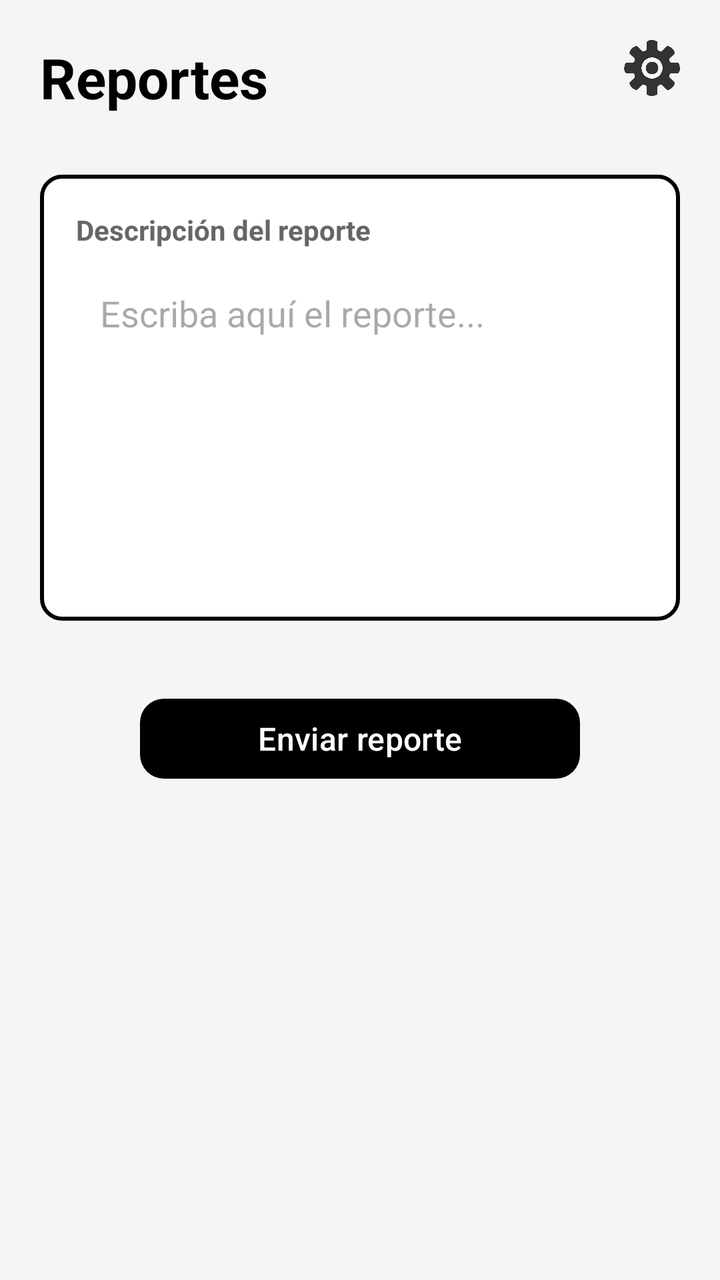
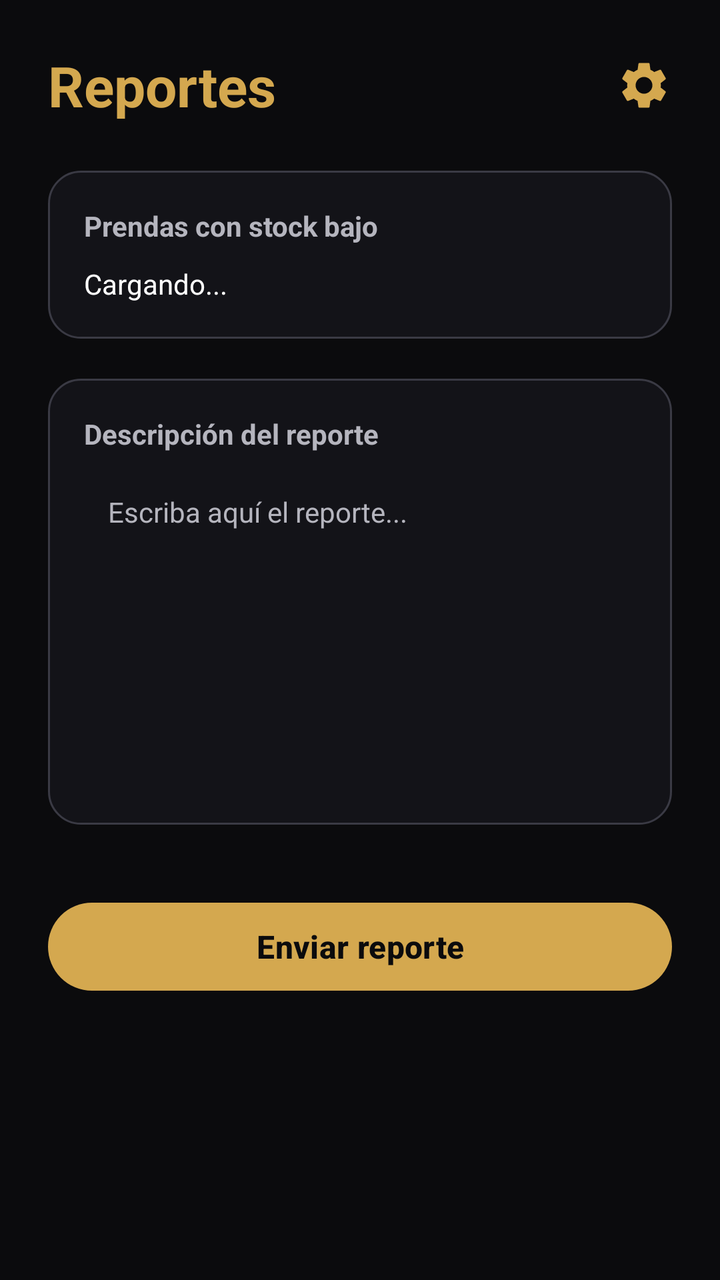

An Android layout rendered at two revisions. The XML below is the earlier revision; the diff shows what the commit changed to produce the second picture.
<!-- AndroidManifest.xml: application theme Theme.PryGrados -->
<!-- res/layout/reporte.xml -->
<?xml version="1.0" encoding="utf-8"?>
<ScrollView xmlns:android="http://schemas.android.com/apk/res/android"
    xmlns:app="http://schemas.android.com/apk/res-auto"
    android:layout_width="match_parent"
    android:layout_height="match_parent"
    android:background="#F5F5F5">

    <LinearLayout
        android:layout_width="match_parent"
        android:layout_height="wrap_content"
        android:orientation="vertical"
        android:padding="20dp">

        

        <RelativeLayout
            android:layout_width="match_parent"
            android:layout_height="wrap_content">

            <TextView
                android:id="@+id/txtTitulo"
                android:layout_width="wrap_content"
                android:layout_height="wrap_content"
                android:text="Reportes"
                android:textColor="#000000"
                android:textSize="28sp"
                android:textStyle="bold" />

            <ImageView
                android:id="@+id/btnConfig"
                android:layout_width="28dp"
                android:layout_height="28dp"
                android:layout_alignParentEnd="true"
                android:src="@drawable/confi"
                android:contentDescription="Configuración" />

        </RelativeLayout>

        

        <Space
            android:layout_width="match_parent"
            android:layout_height="30dp"/>

        

        <LinearLayout
            android:layout_width="match_parent"
            android:layout_height="wrap_content"
            android:orientation="vertical"
            android:background="@drawable/edittext_bacground"
            android:padding="18dp">

            <TextView
                android:layout_width="wrap_content"
                android:layout_height="wrap_content"
                android:text="Descripción del reporte"
                android:textStyle="bold"
                android:textColor="#666666"
                android:textSize="14sp"
                android:layout_marginBottom="8dp"/>

            <EditText
                android:id="@+id/txtReporte"
                android:layout_width="match_parent"
                android:layout_height="160dp"
                android:gravity="top|start"
                android:hint="Escriba aquí el reporte..."
                android:padding="12dp"
                android:background="@android:color/transparent"
                android:inputType="textMultiLine"
                android:minLines="6"/>

        </LinearLayout>

        

        <Space
            android:layout_width="match_parent"
            android:layout_height="35dp"/>

        

        <com.google.android.material.button.MaterialButton
            android:id="@+id/btnEnviarReporte"
            android:layout_width="220dp"
            android:layout_height="48dp"
            android:layout_gravity="center"
            android:text="Enviar reporte"
            android:textAllCaps="false"
            android:textColor="#FFFFFF"
            android:textSize="16sp"
            app:backgroundTint="#000000"
            app:cornerRadius="12dp" />

    </LinearLayout>

</ScrollView>
<!-- resources referenced by this layout -->
<resources>
  <!-- drawable confi: png bitmap (drawable, 73180 bytes) -->
  <!-- drawable edittext_bacground (drawable) -->
  <?xml version="1.0" encoding="utf-8"?>
  <shape xmlns:android="http://schemas.android.com/apk/res/android">
      <solid android:color="#FFFFFF"/> 
      <stroke android:width="2dp" android:color="#000000"/> 
      <corners android:radius="10dp"/> 
      <padding
          android:left="10dp"
          android:top="10dp"
          android:right="10dp"
          android:bottom="10dp"/>
  </shape>
  <style name="Theme.PryGrados" parent="Base.Theme.PryGrados" />
  <style name="Base.Theme.PryGrados" parent="Theme.Material3.DayNight.NoActionBar">
          
          
      </style>
</resources>

<!-- the commit's change to res/layout/reporte.xml (unified diff, before → after) -->
@@ -3,16 +3,17 @@
     xmlns:app="http://schemas.android.com/apk/res-auto"
     android:layout_width="match_parent"
     android:layout_height="match_parent"
-    android:background="#F5F5F5">
+    android:background="@color/kemba_black"
+    android:fillViewport="true"
+    android:scrollbars="none">
 
     <LinearLayout
         android:layout_width="match_parent"
         android:layout_height="wrap_content"
         android:orientation="vertical"
-        android:padding="20dp">
+        android:padding="24dp">
 
         
-
         <RelativeLayout
             android:layout_width="match_parent"
             android:layout_height="wrap_content">
@@ -21,8 +22,9 @@
                 android:id="@+id/txtTitulo"
                 android:layout_width="wrap_content"
                 android:layout_height="wrap_content"
+                android:layout_centerVertical="true"
                 android:text="Reportes"
-                android:textColor="#000000"
+                android:textColor="@color/kemba_gold"
                 android:textSize="28sp"
                 android:textStyle="bold" />
 
@@ -31,68 +33,115 @@
                 android:layout_width="28dp"
                 android:layout_height="28dp"
                 android:layout_alignParentEnd="true"
-                android:src="@drawable/confi"
-                android:contentDescription="Configuración" />
-
+                android:layout_centerVertical="true"
+                android:contentDescription="Configuración"
+                android:src="@drawable/ic_settings"
+                app:tint="@color/kemba_gold" />
         </RelativeLayout>
 
         
-
         <Space
             android:layout_width="match_parent"
-            android:layout_height="30dp"/>
+            android:layout_height="24dp" />
 
         
-
         <LinearLayout
             android:layout_width="match_parent"
             android:layout_height="wrap_content"
+            android:layout_marginBottom="20dp"
+            android:background="@drawable/bg_card"
             android:orientation="vertical"
-            android:background="@drawable/edittext_bacground"
             android:padding="18dp">
 
             <TextView
                 android:layout_width="wrap_content"
                 android:layout_height="wrap_content"
+                android:text="Prendas con stock bajo"
+                android:textColor="@color/kemba_hint"
+                android:textSize="14sp"
+                android:textStyle="bold" />
+
+            <TextView
+                android:id="@+id/txtEstadoStock"
+                android:layout_width="wrap_content"
+                android:layout_height="wrap_content"
+                android:layout_marginTop="10dp"
+                android:text="Cargando..."
+                android:textColor="@color/kemba_white"
+                android:textSize="14sp" />
+
+            
+            <LinearLayout
+                android:id="@+id/layoutStockBajo"
+                android:layout_width="match_parent"
+                android:layout_height="wrap_content"
+                android:orientation="vertical" />
+
+            <com.google.android.material.button.MaterialButton
+                android:id="@+id/btnReportarStock"
+                android:layout_width="match_parent"
+                android:layout_height="48dp"
+                android:layout_marginTop="14dp"
+                android:text="Reportar todas"
+                android:textAllCaps="false"
+                android:textColor="@color/kemba_gold"
+                android:textSize="15sp"
+                android:visibility="gone"
+                app:backgroundTint="@android:color/transparent"
+                app:cornerRadius="24dp"
+                app:strokeColor="@color/kemba_gold"
+                app:strokeWidth="1.5dp" />
+        </LinearLayout>
+
+        
+        <LinearLayout
+            android:layout_width="match_parent"
+            android:layout_height="wrap_content"
+            android:background="@drawable/bg_card"
+            android:orientation="vertical"
+            android:padding="18dp">
+
+            <TextView
+                android:layout_width="wrap_content"
+                android:layout_height="wrap_content"
+                android:layout_marginBottom="8dp"
                 android:text="Descripción del reporte"
-                android:textStyle="bold"
-                android:textColor="#666666"
+                android:textColor="@color/kemba_hint"
                 android:textSize="14sp"
-                android:layout_marginBottom="8dp"/>
+                android:textStyle="bold" />
 
             <EditText
                 android:id="@+id/txtReporte"
                 android:layout_width="match_parent"
                 android:layout_height="160dp"
+                android:background="@android:color/transparent"
                 android:gravity="top|start"
                 android:hint="Escriba aquí el reporte..."
+                android:importantForAutofill="no"
+                android:inputType="textMultiLine|textCapSentences"
+                android:minLines="6"
                 android:padding="12dp"
-                android:background="@android:color/transparent"
-                android:inputType="textMultiLine"
-                android:minLines="6"/>
-
+                android:textColor="@color/kemba_white"
+                android:textColorHint="@color/kemba_hint"
+                android:textSize="14sp" />
         </LinearLayout>
 
         
-
         <Space
             android:layout_width="match_parent"
-            android:layout_height="35dp"/>
+            android:layout_height="35dp" />
 
         
-
         <com.google.android.material.button.MaterialButton
             android:id="@+id/btnEnviarReporte"
-            android:layout_width="220dp"
-            android:layout_height="48dp"
-            android:layout_gravity="center"
+            android:layout_width="match_parent"
+            android:layout_height="52dp"
             android:text="Enviar reporte"
             android:textAllCaps="false"
-            android:textColor="#FFFFFF"
+            android:textColor="@color/kemba_black"
             android:textSize="16sp"
-            app:backgroundTint="#000000"
-            app:cornerRadius="12dp" />
-
+            android:textStyle="bold"
+            app:backgroundTint="@color/kemba_gold"
+            app:cornerRadius="26dp" />
     </LinearLayout>
-
 </ScrollView>
<!-- resource entries referenced after the edit -->
@@ -1,19 +1,29 @@
 <!-- resources referenced by this layout -->
 <resources>
-  <!-- drawable confi: png bitmap (drawable, 73180 bytes) -->
-  <!-- drawable edittext_bacground (drawable) -->
+  <color name="kemba_black">#0B0B0D</color>
+  <color name="kemba_gold">#D4A84F</color>
+  <color name="kemba_hint">#B5B5BE</color>
+  <color name="kemba_white">#FFFFFF</color>
+  <!-- drawable bg_card (drawable) -->
   <?xml version="1.0" encoding="utf-8"?>
-  <shape xmlns:android="http://schemas.android.com/apk/res/android">
-      <solid android:color="#FFFFFF"/> 
-      <stroke android:width="2dp" android:color="#000000"/> 
-      <corners android:radius="10dp"/> 
-      <padding
-          android:left="10dp"
-          android:top="10dp"
-          android:right="10dp"
-          android:bottom="10dp"/>
+  <shape xmlns:android="http://schemas.android.com/apk/res/android" android:shape="rectangle">
+      <solid android:color="#E614141A" />
+      <stroke android:width="1dp" android:color="@color/kemba_stroke" />
+      <corners android:radius="16dp" />
   </shape>
+  <!-- drawable ic_settings (drawable) -->
+  <?xml version="1.0" encoding="utf-8"?>
+  <vector xmlns:android="http://schemas.android.com/apk/res/android"
+      android:width="24dp"
+      android:height="24dp"
+      android:viewportWidth="24"
+      android:viewportHeight="24">
+      <path
+          android:fillColor="#FFFFFF"
+          android:pathData="M19.14,12.94c0.04,-0.3 0.06,-0.61 0.06,-0.94 0,-0.32 -0.02,-0.64 -0.07,-0.94l2.03,-1.58c0.18,-0.14 0.23,-0.41 0.12,-0.61l-1.92,-3.32c-0.12,-0.22 -0.37,-0.29 -0.59,-0.22l-2.39,0.96c-0.5,-0.38 -1.03,-0.7 -1.62,-0.94L14.4,2.81c-0.04,-0.24 -0.24,-0.41 -0.48,-0.41h-3.84c-0.24,0 -0.43,0.17 -0.47,0.41L9.25,5.35C8.66,5.59 8.12,5.92 7.63,6.29L5.24,5.33c-0.22,-0.08 -0.47,0 -0.59,0.22L2.74,8.87C2.62,9.08 2.66,9.34 2.86,9.48l2.03,1.58C4.84,11.36 4.8,11.69 4.8,12s0.02,0.64 0.07,0.94l-2.03,1.58c-0.18,0.14 -0.23,0.41 -0.12,0.61l1.92,3.32c0.12,0.22 0.37,0.29 0.59,0.22l2.39,-0.96c0.5,0.38 1.03,0.7 1.62,0.94l0.36,2.54c0.05,0.24 0.24,0.41 0.48,0.41h3.84c0.24,0 0.44,-0.17 0.47,-0.41l0.36,-2.54c0.59,-0.24 1.13,-0.56 1.62,-0.94l2.39,0.96c0.22,0.08 0.47,0 0.59,-0.22l1.92,-3.32c0.12,-0.22 0.07,-0.47 -0.12,-0.61L19.14,12.94zM12,15.6c-1.98,0 -3.6,-1.62 -3.6,-3.6s1.62,-3.6 3.6,-3.6 3.6,1.62 3.6,3.6 -1.62,3.6 -3.6,3.6z" />
+  </vector>
   <style name="Theme.PryGrados" parent="Base.Theme.PryGrados" />
+  <color name="kemba_stroke">#3A3A44</color>
   <style name="Base.Theme.PryGrados" parent="Theme.Material3.DayNight.NoActionBar">
           
           
